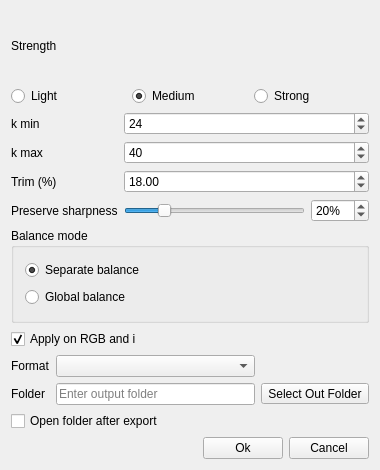
open-scan-crew/OpenScanTools, file src/gui/forms/DialogColorBalanceFilter.ui: the form before one commit.
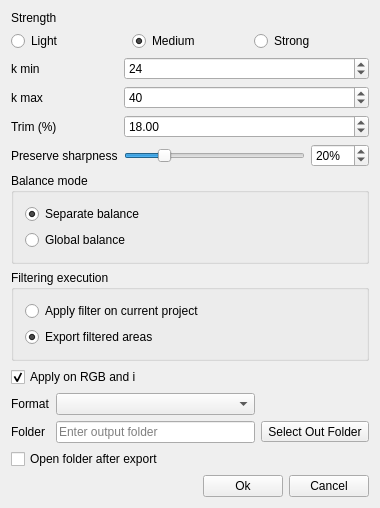
The form after the commit. Icons and pictures are not drawn.

Commit message: Add filtering execution mode selection to SO/CB dialogs

What changed in the file:
```diff
--- a/src/gui/forms/DialogColorBalanceFilter.ui
+++ b/src/gui/forms/DialogColorBalanceFilter.ui
@@ -204,6 +204,32 @@
      </layout>
     </widget>
    </item>
+   <item>
+    <widget class="QGroupBox" name="groupBox_filteringExecution">
+     <property name="title">
+      <string>Filtering execution</string>
+     </property>
+     <layout class="QVBoxLayout" name="verticalLayout_filteringExecution">
+      <item>
+       <widget class="QRadioButton" name="radioButton_applyCurrentProject">
+        <property name="text">
+         <string>Apply filter on current project</string>
+        </property>
+       </widget>
+      </item>
+      <item>
+       <widget class="QRadioButton" name="radioButton_exportFilteredAreas">
+        <property name="text">
+         <string>Export filtered areas</string>
+        </property>
+        <property name="checked">
+         <bool>true</bool>
+        </property>
+       </widget>
+      </item>
+     </layout>
+    </widget>
+   </item>
    <item>
     <widget class="QCheckBox" name="checkBox_balanceIntensityRGB">
      <property name="text">
```
The commit also changes 10 other files.
